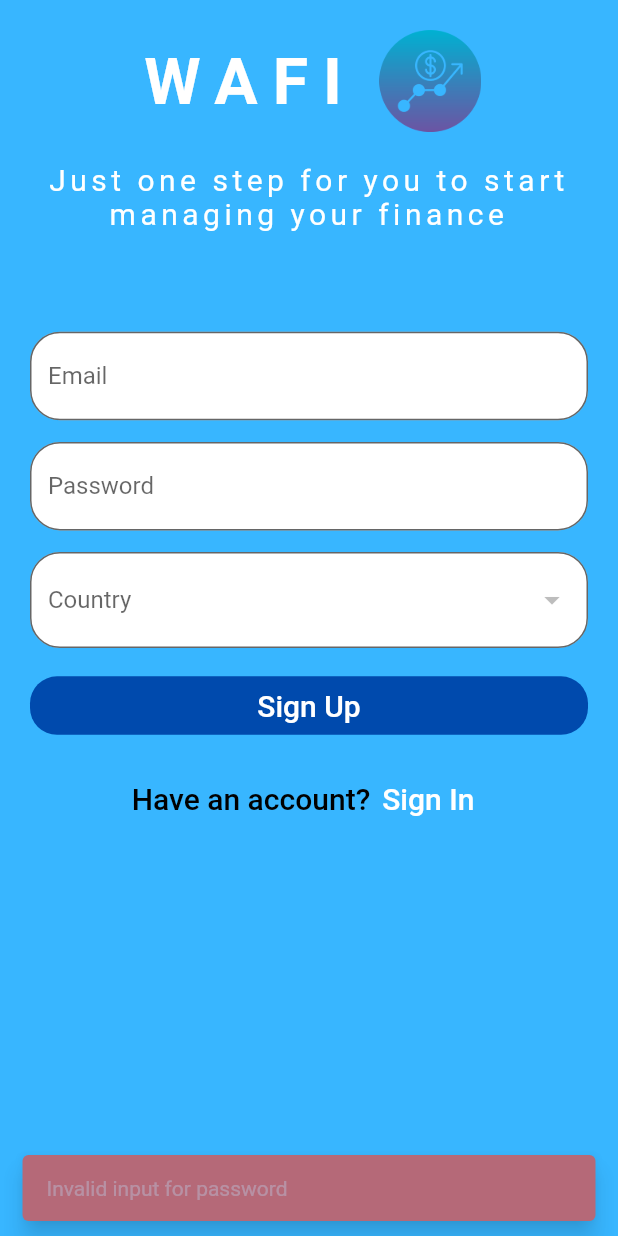
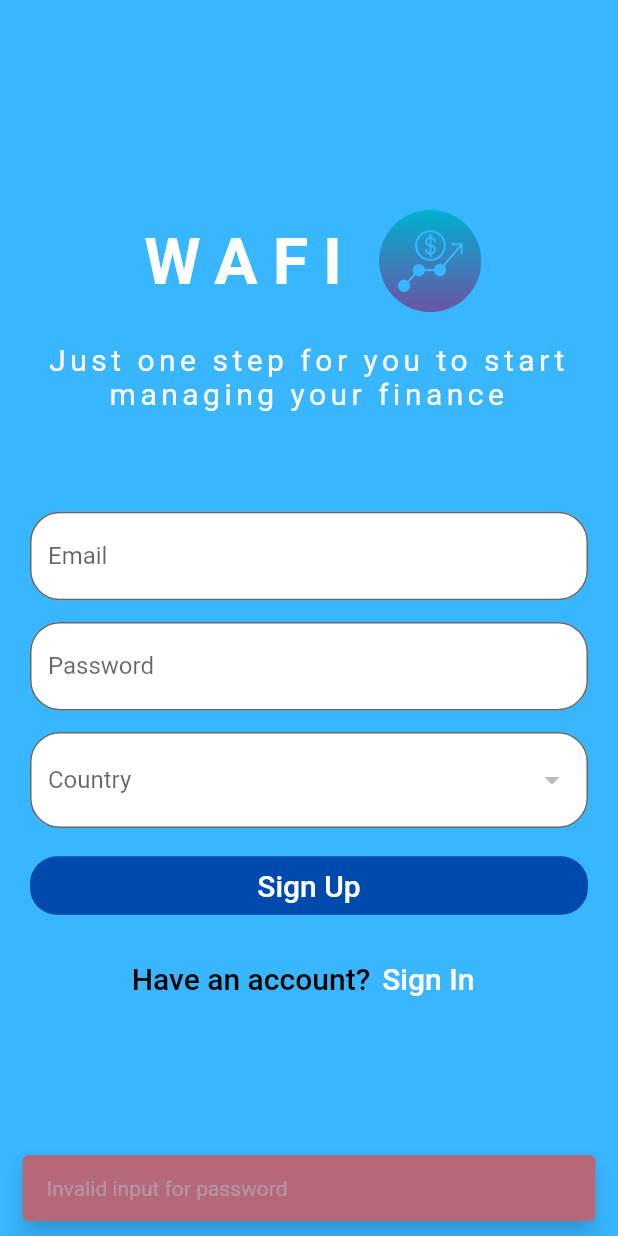
Before and after one commit to gustavosantaella/mobile-finance, a Flutter app: the screen it shows after launch, after a tap on "Sign up", after a tap on "Sign Up", on a phone screen of 412 x 824 dp. Run offline on Flutter 3.47's test engine with Material 2 defaults, Android fonts, the phone set to English and light mode, and no system bars; our stand-ins replace carousel_slider, fl_chart, sqflite, table_calendar; missing offline and left inert: dart:ffi, flutter_circle_color_picker; accounts and stored records are empty; network calls fail; Roboto replaces fonts that are missing (ubuntu).

Commit message:
fix: center widget

```diff
--- a/lib/pages/login/main.dart
+++ b/lib/pages/login/main.dart
@@ -36,8 +36,11 @@ class LoginWidgetState extends State<LoginWidget> {
             color: definitions['colors']['background']['app'],
             child: Container(
               margin: const EdgeInsets.all(10),
-              child: SingleChildScrollView(
+              child: Center(child:  SingleChildScrollView(
                 child: Column(
+                  mainAxisAlignment: MainAxisAlignment.center,
+
+                  crossAxisAlignment: CrossAxisAlignment.center,
                   children: [
                     Text(
                       appName.toUpperCase(),
@@ -203,7 +206,9 @@ class LoginWidgetState extends State<LoginWidget> {
                             ))),
                   ],
                 ),
+
               ),
+            )
             )),
       ),
     ));
--- a/lib/pages/register/main.dart
+++ b/lib/pages/register/main.dart
@@ -75,7 +75,8 @@ class RegisterState extends State<RegisterWidget> {
                 child: Container(
                     color: Color(int.parse("#38b6ff".substring(1), radix: 16) +
                         0xff000000),
-                    child: SingleChildScrollView(
+                    child: Center(
+                        child: SingleChildScrollView(
                       child: Container(
                         margin: const EdgeInsets.all(20),
                         child: Center(
@@ -211,9 +212,9 @@ class RegisterState extends State<RegisterWidget> {
                                                     await registerUser(
                                                         _formData);
                                                     if (context.mounted) {
-                                                    setState(() {
-                                                      _loading = false;
-                                                    });
+                                                      setState(() {
+                                                        _loading = false;
+                                                      });
                                                       Navigator.popAndPushNamed(
                                                           context, '/login');
                                                     }
@@ -287,6 +288,6 @@ class RegisterState extends State<RegisterWidget> {
                           ),
                         ),
                       ),
-                    )))));
+                    ))))));
   }
 }
```
